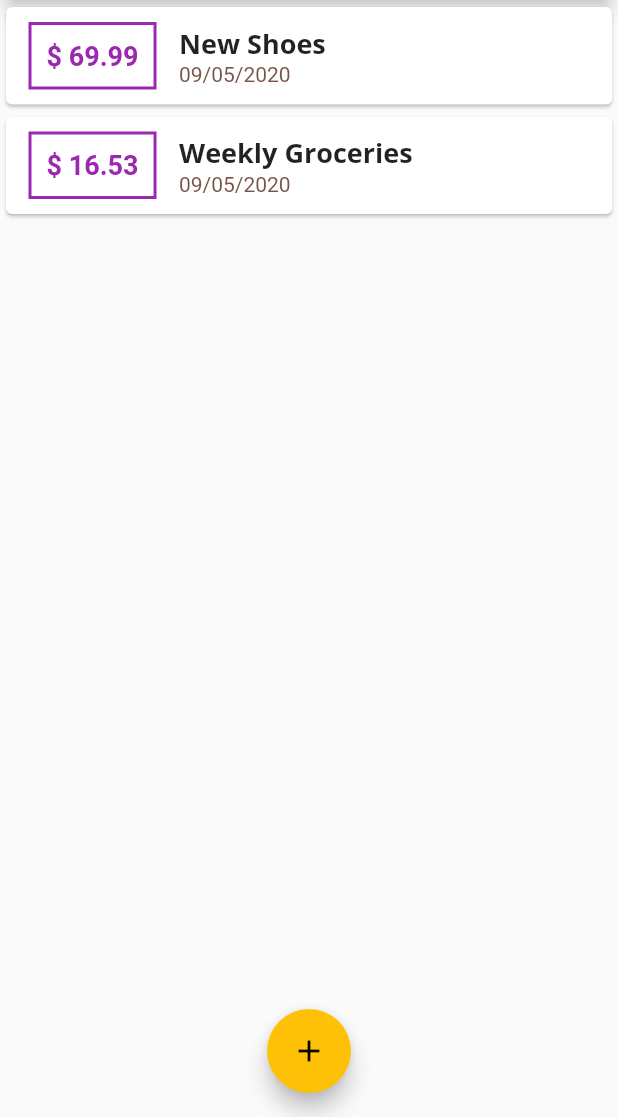
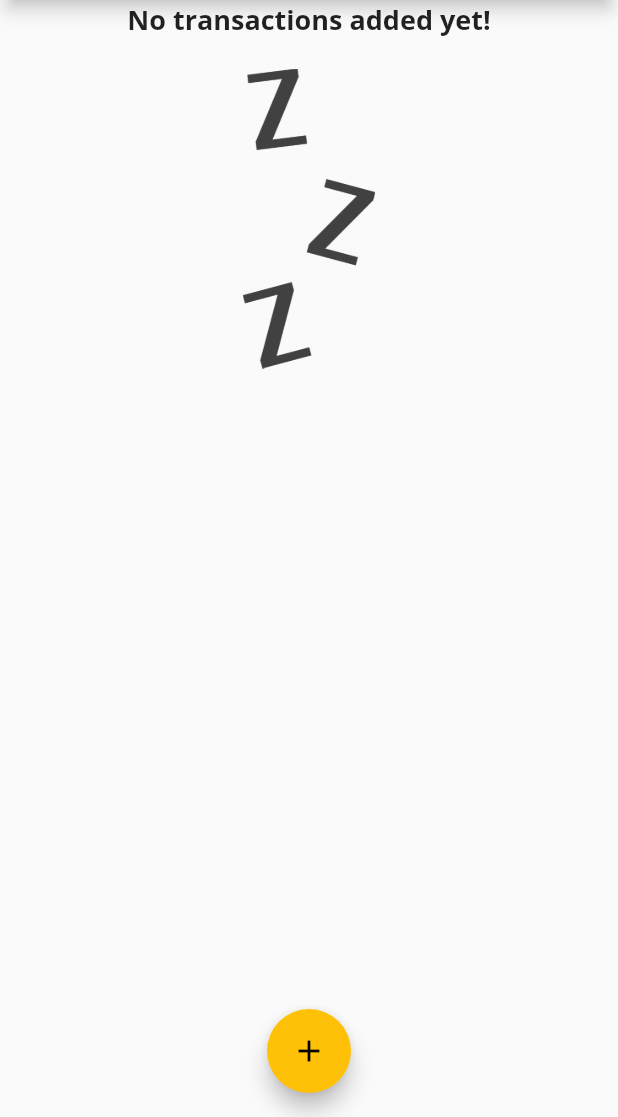
Before and after one commit to Agrim1210/Expense_App, a Flutter app: the screen it shows after launch, on a phone screen of 412 x 824 dp, the part 119-1236 px from its top. Run offline on Flutter 3.47's test engine with Material 2 defaults, Android fonts, the phone set to English and light mode, and no system bars.

Commit message:
Image added in case of no transaction

```diff
--- a/lib/main.dart
+++ b/lib/main.dart
@@ -44,18 +44,18 @@ class MyHomePage extends StatefulWidget {
 
 class _MyHomePageState extends State<MyHomePage> {
   final List<Transaction> _userTransactions = [
-    Transaction(
-      id: 't1',
-      title: 'New Shoes',
-      amount: 69.99,
-      date: DateTime.now(),
-    ),
-    Transaction(
-      id: 't2',
-      title: 'Weekly Groceries',
-      amount: 16.53,
-      date: DateTime.now(),
-    ),
+    // Transaction(
+    //   id: 't1',
+    //   title: 'New Shoes',
+    //   amount: 69.99,
+    //   date: DateTime.now(),
+    // ),
+    // Transaction(
+    //   id: 't2',
+    //   title: 'Weekly Groceries',
+    //   amount: 16.53,
+    //   date: DateTime.now(),
+    // ),
   ];
 
   void _addNewTransaction(String txTitle, double txAmount) {
--- a/lib/widgets/transation_list.dart
+++ b/lib/widgets/transation_list.dart
@@ -11,8 +11,26 @@ class TransactionList extends StatelessWidget {
   Widget build(BuildContext context) {
     return Container(
       height: 400,
-        child:ListView.builder(
-          itemBuilder: (ctx,index){
+      child: transactions.isEmpty
+          ? Column(
+              children: <Widget>[
+                Text(
+                  'No transactions added yet!',
+                  style: Theme.of(context).textTheme.title,
+                ),
+                SizedBox(
+                  height: 20,
+                ),
+                Container(
+                    height: 200,
+                    child: Image.asset(
+                      'assets/images/waiting.png',
+                      fit: BoxFit.cover,
+                    ))
+              ],
+            )
+          : ListView.builder(
+              itemBuilder: (ctx, index) {
                 return Card(
                   child: Row(
                     children: <Widget>[
@@ -44,10 +62,11 @@ class TransactionList extends StatelessWidget {
                           children: <Widget>[
                             Text(
                               transactions[index].title,
-                            style:Theme.of(context).textTheme.title,
+                              style: Theme.of(context).textTheme.title,
                             ),
                             Text(
-                            DateFormat('dd/MM/yyyy').format(transactions[index].date),
+                              DateFormat('dd/MM/yyyy')
+                                  .format(transactions[index].date),
                               style: TextStyle(
                                 color: Colors.brown,
                               ),
@@ -58,9 +77,7 @@ class TransactionList extends StatelessWidget {
                 );
               },
               itemCount: transactions.length,
-
             ),
-
     );
   }
 }
--- a/pubspec.yaml
+++ b/pubspec.yaml
@@ -42,8 +42,8 @@ flutter:
   uses-material-design: true
 
   # To add assets to your application, add an assets section, like this:
-  # assets:
-  #  - images/a_dot_burr.jpeg
+  assets:
+   - assets/images/waiting.png
   #  - images/a_dot_ham.jpeg
 
   # An image asset can refer to one or more resolution-specific "variants", see
```
Also changed, not shown: assets/images/waiting.png (added). Lines whose indentation alone changed are shown as unchanged.
